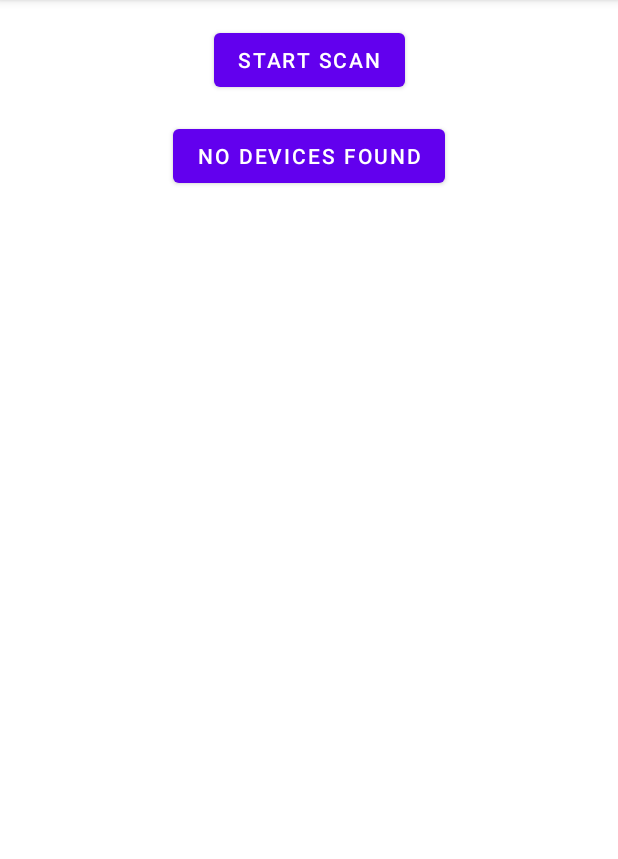
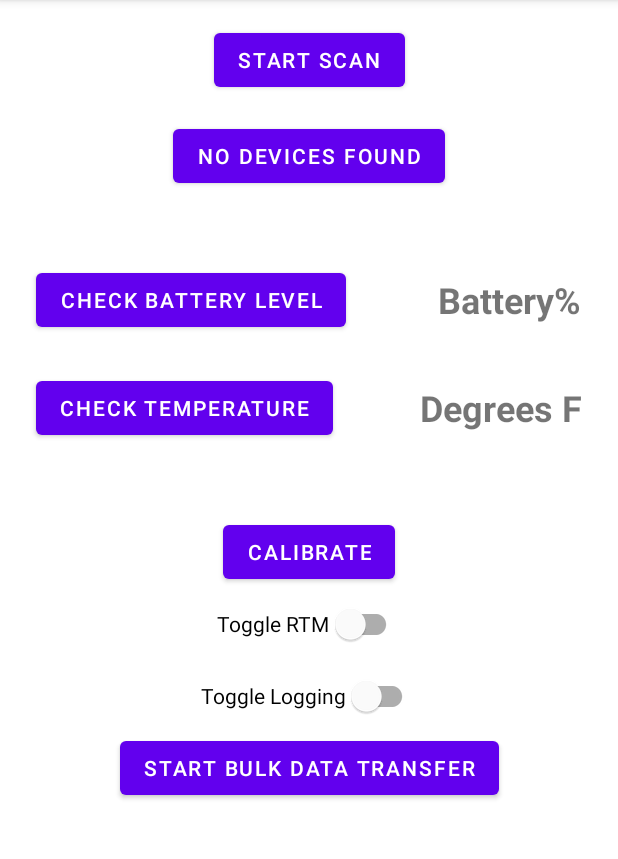
Before and after one commit to katyggray/FallApp, an Android app: the screen it shows after launch (MainActivity), on a phone screen of 412 x 824 dp, the part 84-943 px from its top. Run offline under Robolectric (Android 15) with nearby library versions, the phone set to English and light mode, and no system bars.

Commit message:
Add onCharacteristicRead, other UI buttons

```diff
--- a/app/src/main/java/edu/ucdenver/fallapp/MainActivity.kt
+++ b/app/src/main/java/edu/ucdenver/fallapp/MainActivity.kt
@@ -7,6 +7,7 @@ import android.bluetooth.le.ScanCallback
 import android.bluetooth.le.ScanFilter
 import android.bluetooth.le.ScanResult
 import android.bluetooth.le.ScanSettings
+import android.bluetooth.le.*
 import android.content.Context
 import android.content.Intent
 import android.content.pm.PackageManager
@@ -25,6 +26,7 @@ import androidx.recyclerview.widget.SimpleItemAnimator
 import edu.ucdenver.fallapp.databinding.ActivityMainBinding
 import kotlinx.android.synthetic.main.activity_main.*
 import kotlinx.android.synthetic.main.list_item_scan.*
+import java.util.*
 import java.util.jar.Manifest
 
 private const val TAG = "MainAct"
@@ -86,6 +88,9 @@ class MainActivity : AppCompatActivity() {
         }
     }*/
 
+    fun ByteArray.toHexString() : String =
+        joinToString(separator = " ", prefix = "0x") { String.format("%02X",it) }
+
 
 
     /*** OVERRIDES ***/
@@ -119,14 +124,23 @@ class MainActivity : AppCompatActivity() {
             }
         }
 
+        check_battery.setOnClickListener {
 
-        binding.scanResultRecyclerView.layoutManager = LinearLayoutManager(this)
+        }
+
+        check_temperature.setOnClickListener {
+
+        }
+
+
+
+/*        binding.scanResultRecyclerView.layoutManager = LinearLayoutManager(this)
         binding.scanResultRecyclerView.setHasFixedSize(true)
 
         // setUpRecyclerView()
         scan_result_recycler_view.setOnClickListener {
             Log.d(TAG,"recyclerClick")
-        }
+        }*/
     }
 
 
@@ -166,6 +180,8 @@ class MainActivity : AppCompatActivity() {
             }
         }
     }
+
+
 
 
 
@@ -226,9 +242,13 @@ class MainActivity : AppCompatActivity() {
                 separator = "\n--",
                 prefix = "|--"
             ) { it.uuid.toString() }
-            Log.i("printGattTable","\nService ${service.uuid}\nCharacterisitics:\n$characteristicsTable")
+            Log.i("printGattTable","\nService ${service.uuid}\nCharacteristics:\n$characteristicsTable")
         }
     }
+
+
+
+
 
 /*
     private fun setUpRecyclerView() {
@@ -301,6 +321,28 @@ class MainActivity : AppCompatActivity() {
             }
             runOnUiThread { connect_button.text = "Device Connected" }
         }
+
+        override fun onCharacteristicRead(
+            gatt: BluetoothGatt,
+            characteristic: BluetoothGattCharacteristic,
+            status: Int
+        ) {
+            with(characteristic) {
+                when(status) {
+                    BluetoothGatt.GATT_SUCCESS -> {
+                        Log.i("BluetoothGattCallback","Read characteristic $uuid:\n${value.toHexString()}")
+                    }
+                    BluetoothGatt.GATT_READ_NOT_PERMITTED -> {
+                        Log.e("BluetoothGattCallback","Read not permitted for $uuid!")
+                    }
+                    else -> {
+                        Log.e("BluetoothGattCallback","Characteristic read failed for $uuid, error: $status")
+                    }
+                }
+            }
+        }
+
+
     }
 
 
@@ -314,8 +356,6 @@ class MainActivity : AppCompatActivity() {
     private fun Activity.requestPermission(permission: String, requestCode: Int) {
         ActivityCompat.requestPermissions(this, arrayOf(permission), requestCode)
     }
+
+
 }
-
-/*class BluetoothAdapter {
-
-}*/
--- a/app/src/main/res/layout/activity_main.xml
+++ b/app/src/main/res/layout/activity_main.xml
@@ -25,6 +25,87 @@
         app:layout_constraintStart_toStartOf="parent"
         app:layout_constraintEnd_toEndOf="parent" />
 
+    <Button
+        android:id="@+id/check_battery"
+        android:layout_width="wrap_content"
+        android:layout_height="wrap_content"
+        android:layout_marginStart="24dp"
+        android:layout_marginTop="48dp"
+        android:text="@string/check_battery"
+        app:layout_constraintStart_toStartOf="parent"
+        app:layout_constraintTop_toBottomOf="@+id/connect_button" />
+
+    <TextView
+        android:id="@+id/battery_readout"
+        android:layout_width="wrap_content"
+        android:layout_height="wrap_content"
+        android:layout_marginEnd="24dp"
+        android:layout_marginBottom="8dp"
+        android:text="@string/battery_readout"
+        android:textSize="24sp"
+        android:textStyle="bold"
+        app:layout_constraintBottom_toBottomOf="@+id/check_battery"
+        app:layout_constraintEnd_toEndOf="parent" />
+
+    <Button
+        android:id="@+id/check_temperature"
+        android:layout_width="wrap_content"
+        android:layout_height="wrap_content"
+        android:layout_marginTop="24dp"
+        android:text="@string/check_temperature"
+        app:layout_constraintStart_toStartOf="@+id/check_battery"
+        app:layout_constraintTop_toBottomOf="@+id/check_battery" />
+
+    <TextView
+        android:id="@+id/temperature_readout"
+        android:layout_width="wrap_content"
+        android:layout_height="wrap_content"
+        android:layout_marginEnd="24dp"
+        android:layout_marginBottom="8dp"
+        android:text="@string/temperature_readout"
+        android:textSize="24sp"
+        android:textStyle="bold"
+        app:layout_constraintBottom_toBottomOf="@+id/check_temperature"
+        app:layout_constraintEnd_toEndOf="parent" />
+
+
+
+    <Button
+        android:id="@+id/calibrate"
+        android:layout_width="wrap_content"
+        android:layout_height="wrap_content"
+        android:text="@string/calibrate"
+        android:layout_marginTop="48dp"
+        app:layout_constraintStart_toStartOf="parent"
+        app:layout_constraintEnd_toEndOf="parent"
+        app:layout_constraintTop_toBottomOf="@id/check_temperature" />
+
+    <com.google.android.material.switchmaterial.SwitchMaterial
+        android:id="@+id/rtm_switch"
+        android:layout_width="wrap_content"
+        android:layout_height="wrap_content"
+        android:text="@string/toggle_rtm"
+        app:layout_constraintStart_toStartOf="parent"
+        app:layout_constraintEnd_toEndOf="parent"
+        app:layout_constraintTop_toBottomOf="@+id/calibrate" />
+
+    <com.google.android.material.switchmaterial.SwitchMaterial
+        android:id="@+id/log_switch"
+        android:layout_width="wrap_content"
+        android:layout_height="wrap_content"
+        android:text="@string/toggle_log"
+        app:layout_constraintStart_toStartOf="parent"
+        app:layout_constraintEnd_toEndOf="parent"
+        app:layout_constraintTop_toBottomOf="@id/rtm_switch" />
+
+    <Button
+        android:id="@+id/bulk_transfer"
+        android:layout_width="wrap_content"
+        android:layout_height="wrap_content"
+        android:text="@string/bulk_transfer"
+        app:layout_constraintStart_toStartOf="parent"
+        app:layout_constraintEnd_toEndOf="parent"
+        app:layout_constraintTop_toBottomOf="@id/log_switch" />
 
 
 </androidx.constraintlayout.widget.ConstraintLayout>
--- a/app/src/main/res/values/strings.xml
+++ b/app/src/main/res/values/strings.xml
@@ -5,7 +5,9 @@
     <string name="toggle_rtm">Toggle RTM</string>
     <string name="toggle_log">Toggle Logging</string>
     <string name="check_battery">Check Battery Level</string>
+    <string name="battery_readout">Battery%</string>
     <string name="check_temperature">Check Temperature</string>
+    <string name="temperature_readout">Degrees F</string>
     <string name="bulk_transfer">Start Bulk Data Transfer</string>
     <string name="calibrate">Calibrate</string>
 </resources>
```
